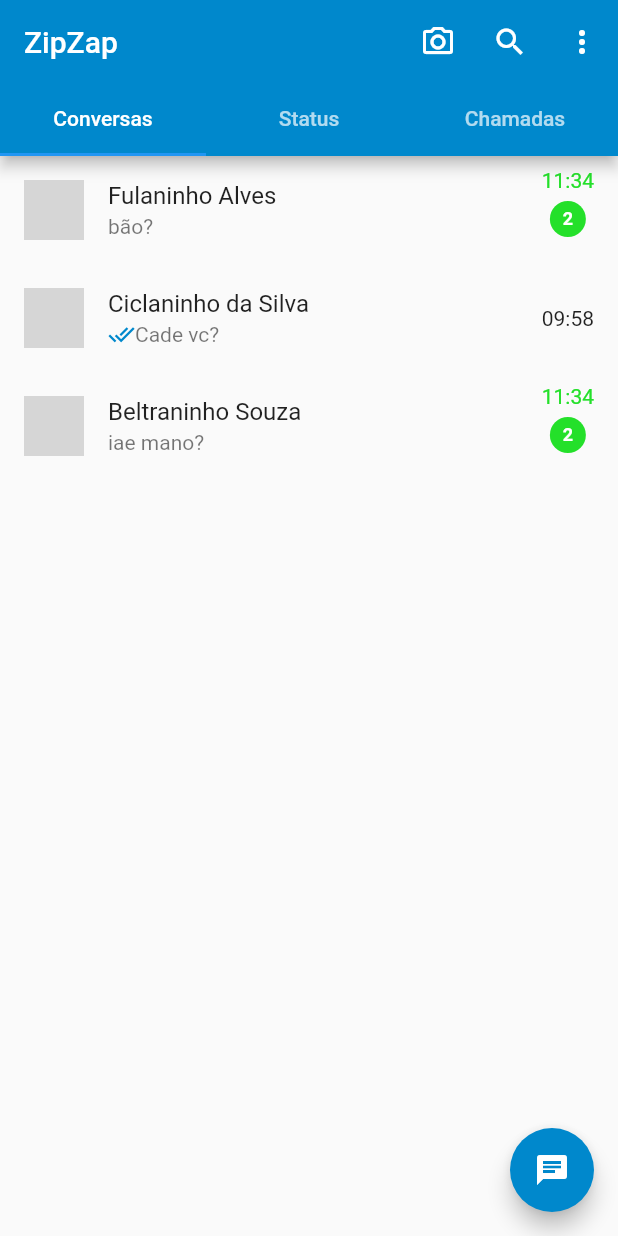
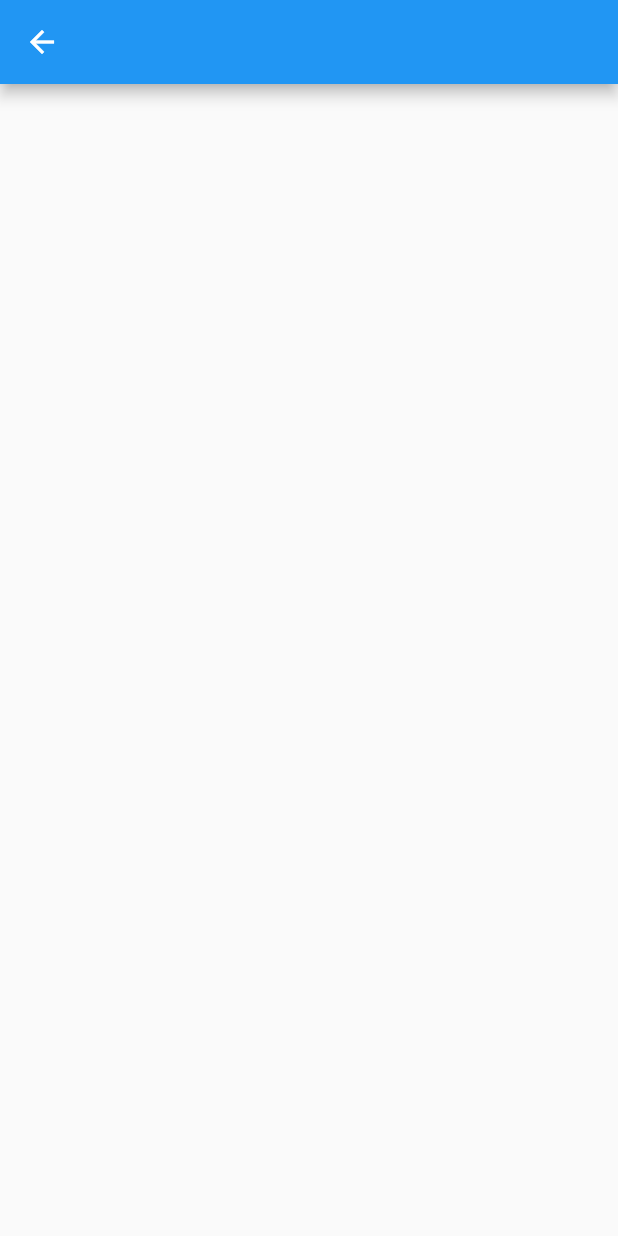
Before and after one commit to sar4silv4/disp_moveis, a Flutter app: the screen it shows after launch, after a tap on "Fulaninho Alves", on a phone screen of 412 x 824 dp. Run offline on Flutter 3.47's test engine with Material 2 defaults, Android fonts, the phone set to English and light mode, and no system bars; network calls fail; grey boxes are pictures that could not be loaded.

Commit message:
Add files via upload

```diff
--- /dev/null
+++ b/lib/conversa.dart
@@ -0,0 +1,15 @@
+//ignore_for_file: prefer_const_constructors, avoid_print, prefer_const_literals_to_create_immutables
+
+import 'package:flutter/material.dart';
+
+class Conversa extends StatelessWidget {
+  const Conversa ({super.key});
+
+  @override
+  Widget build(BuildContext context) {
+    return Scaffold(
+      appBar: AppBar(),
+      body: Container(),
+    );
+  }
+}
--- a/lib/conversas.dart
+++ b/lib/conversas.dart
@@ -11,6 +11,7 @@ class Conversas extends StatelessWidget {
       children: [
         ListTile(
           onTap: () {
+            Navigator.pushNamed(context, '/conversa');
             print("a conversa foi clicada");
           },
           leading: CircleAvatar(
--- a/lib/main.dart
+++ b/lib/main.dart
@@ -1,7 +1,8 @@
-// ignore_for_file: prefer_const_constructors, prefer_const_literals_to_create_immutables
+// ignore_for_file: prefer_const_constructors, prefer_const_literals_to_create_immutables, unused_import
 
 import 'package:flutter/material.dart';
 import 'package:meuapp/pagina_inicial.dart';
+import 'conversa.dart';
 
 void main() {
   runApp(const MyApp());
@@ -13,6 +14,11 @@ class MyApp extends StatelessWidget {
   @override
   Widget build(BuildContext context) {
     return MaterialApp(
-        debugShowCheckedModeBanner: false, home: PaginaInicial());
+        debugShowCheckedModeBanner: false,
+        routes: {
+          '/':        (context) => PaginaInicial(),
+          '/conversa':(context) => Conversa(),
+        },
+    );
   }
 }
--- a/lib/pagina_inicial.dart
+++ b/lib/pagina_inicial.dart
@@ -16,7 +16,7 @@ class PaginaInicial extends StatelessWidget {
         child: Scaffold(
           appBar: AppBar(
             title: Text("ZipZap"),
-            backgroundColor: Color.fromARGB(255, 0, 136, 204),
+            backgroundColor: Color.fromARGB(255, 56, 127, 107),
             actions: [
               IconButton(
                 onPressed: () {
@@ -30,13 +30,28 @@ class PaginaInicial extends StatelessWidget {
                 },
                 icon: Icon(Icons.search),
               ),
-              IconButton(
-                onPressed: () {
-                  print("O botão do menu foi clicado");
-                },
-                icon: Icon(Icons.more_vert),
-              ),
-            ],
+              PopupMenuButton (
+              onSelected: (item) {
+                if (item == 3) {
+                Navigator.pushNamed(context, '/conversa');
+                }
+              },
+              itemBuilder: (context) => [
+                PopupMenuItem(
+                  value: 1,
+                  child: Text('Novo grupo'),
+                ),
+                PopupMenuItem(
+                  value: 2,
+                  child: Text('Nova Transmissão'),
+                ),
+                  PopupMenuItem(
+                  value: 3,
+                  child: Text('Configurações'),
+                ),
+              ],
+            ),
+          ],
             bottom: TabBar(tabs: [
               Tab(text: 'Conversas'),
               Tab(text: 'Status'),
@@ -45,7 +60,7 @@ class PaginaInicial extends StatelessWidget {
           ),
           floatingActionButton: FloatingActionButton(
             child: Icon(Icons.chat),
-            backgroundColor: Color.fromARGB(255, 0, 136, 204),
+            backgroundColor: Color.fromARGB(255, 56, 127, 107),
             onPressed: () {},
           ),
           body: TabBarView(children: [
--- a/lib/status.dart
+++ b/lib/status.dart
@@ -1,4 +1,4 @@
-// ignore_for_file: prefer_const_constructors, avoid_print, prefer_const_literals_to_create_immutables
+ //ignore_for_file: prefer_const_constructors, avoid_print, prefer_const_literals_to_create_immutables
 
 import 'package:flutter/material.dart';
 
```
Also changed, not shown: lib/chamadas.dart (+13 -53 lines).
